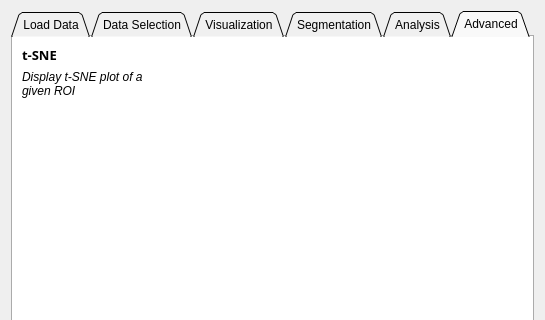
Old version of the form HypModuleCode/Resources/UI/HypModuleCode.ui in the repository SlicerMicro/Slicer-TITAN; both pictures show x 0 to 545 and y 0 to 320 of the 545 by 1168 pixel window.
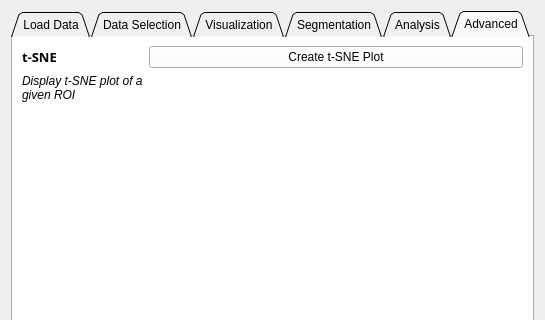
New version of the form. Custom widgets are drawn as their Qt base class.

Commit message: ENH: Added "Create t-SNE" button

Patch:
```diff
--- a/HypModuleCode/Resources/UI/HypModuleCode.ui
+++ b/HypModuleCode/Resources/UI/HypModuleCode.ui
@@ -1749,6 +1749,13 @@
          </property>
         </widget>
        </item>
+       <item row="0" column="1">
+        <widget class="QPushButton" name="crtTsne">
+         <property name="text">
+          <string>Create t-SNE Plot</string>
+         </property>
+        </widget>
+       </item>
       </layout>
      </widget>
     </widget>
```
